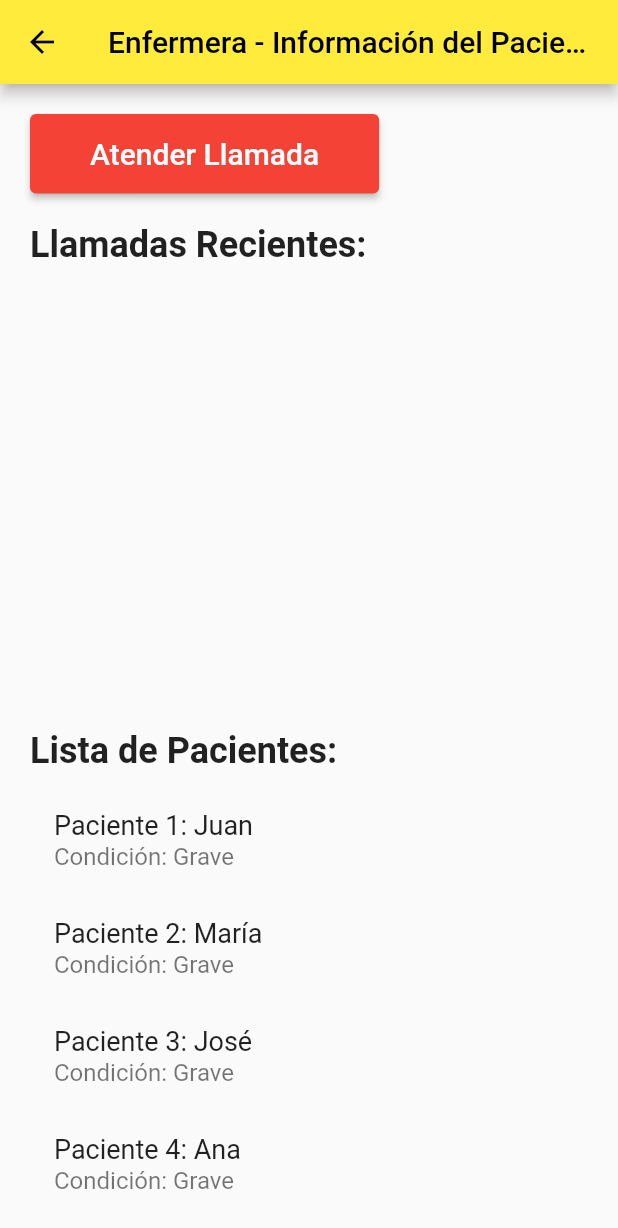
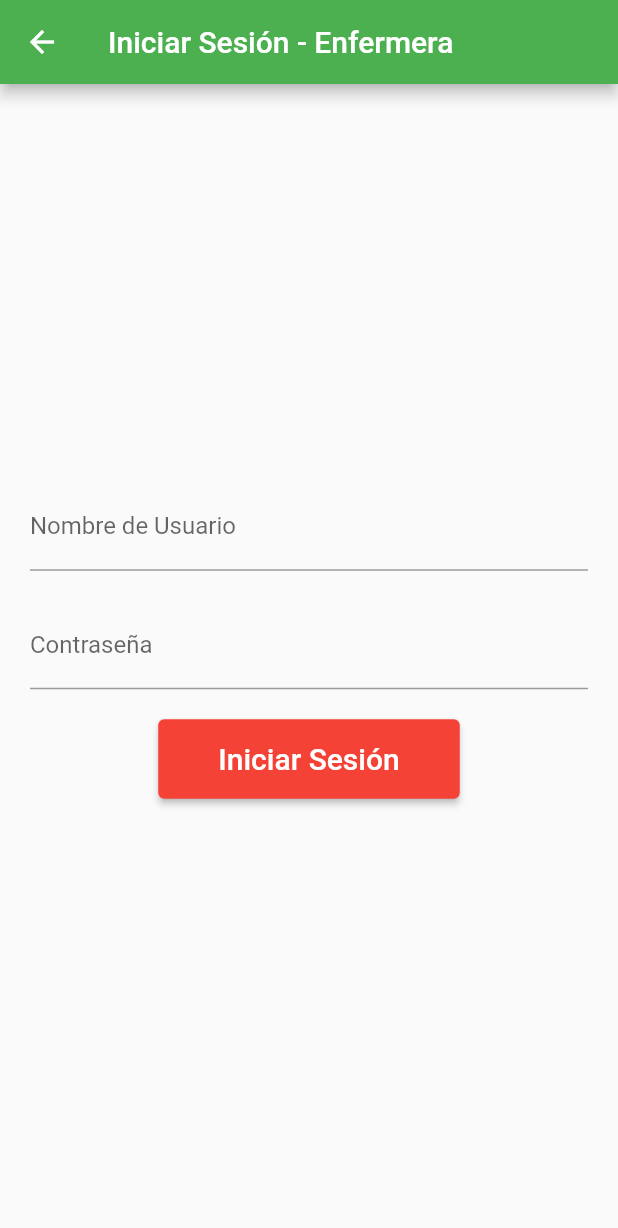
Before and after one commit to manuel2005225/8-camas-, a Flutter app: the screen it shows after launch, after a tap on "Enfermera", on a phone screen of 412 x 824 dp. Shown: the top 1228 px of the screen. Run offline on Flutter 3.47's test engine with Material 2 defaults, Android fonts, the phone set to English and light mode, and no system bars.

Commit message:
version 3

```diff
--- a/flutter_application_app/lib/main.dart
+++ b/flutter_application_app/lib/main.dart
@@ -1,5 +1,5 @@
+import 'package:flutter/material.dart';
 import 'dart:math';
-import 'package:flutter/material.dart';
 
 void main() {
   runApp(MyApp());
@@ -11,7 +11,7 @@ class MyApp extends StatelessWidget {
     return MaterialApp(
       title: 'Hospital App',
       theme: ThemeData(
-        primarySwatch: Colors.yellow,
+        primarySwatch: Colors.green,
         visualDensity: VisualDensity.adaptivePlatformDensity,
       ),
       home: UserTypeSelection(),
@@ -54,7 +54,7 @@ class UserTypeSelection extends StatelessWidget {
               onPressed: () {
                 Navigator.push(
                   context,
-                  MaterialPageRoute(builder: (context) => NurseInterface()),
+                  MaterialPageRoute(builder: (context) => NurseLogin()),
                 );
               },
               child: Text('Enfermera', style: TextStyle(fontSize: 20)),
@@ -95,12 +95,78 @@ class PatientInterface extends StatelessWidget {
   }
 }
 
-class NurseInterface extends StatefulWidget {
+class NurseLogin extends StatefulWidget {
   @override
-  _NurseInterfaceState createState() => _NurseInterfaceState();
+  _NurseLoginState createState() => _NurseLoginState();
 }
 
-class _NurseInterfaceState extends State<NurseInterface> {
+class _NurseLoginState extends State<NurseLogin> {
+  TextEditingController _usernameController = TextEditingController();
+  TextEditingController _passwordController = TextEditingController();
+  String _errorMessage = '';
+
+  void _login() {
+    if (_usernameController.text == 'enfermera_123' &&
+        _passwordController.text == '1234') {
+      Navigator.push(
+        context,
+        MaterialPageRoute(builder: (context) => NurseInterface()),
+      );
+    } else {
+      setState(() {
+        _errorMessage = 'Credenciales inválidas. Inténtelo de nuevo.';
+      });
+    }
+  }
+
+  @override
+  Widget build(BuildContext context) {
+    return Scaffold(
+      appBar: AppBar(
+        title: Text('Iniciar Sesión - Enfermera'),
+      ),
+      body: Padding(
+        padding: EdgeInsets.all(20),
+        child: Column(
+          mainAxisAlignment: MainAxisAlignment.center,
+          children: [
+            TextField(
+              controller: _usernameController,
+              decoration: InputDecoration(
+                labelText: 'Nombre de Usuario',
+              ),
+            ),
+            SizedBox(height: 20),
+            TextField(
+              controller: _passwordController,
+              decoration: InputDecoration(
+                labelText: 'Contraseña',
+              ),
+              obscureText: true,
+            ),
+            SizedBox(height: 20),
+            ElevatedButton(
+              onPressed: _login,
+              style: ElevatedButton.styleFrom(
+                primary: Colors.red,
+                onPrimary: Colors.white,
+                padding: EdgeInsets.symmetric(horizontal: 40, vertical: 15),
+              ),
+              child: Text('Iniciar Sesión', style: TextStyle(fontSize: 20)),
+            ),
+            SizedBox(height: 10),
+            Text(
+              _errorMessage,
+              style: TextStyle(color: Colors.red),
+            ),
+          ],
+        ),
+      ),
+    );
+  }
+}
+
+class NurseInterface extends StatelessWidget {
   final List<Map<String, dynamic>> patients = List.generate(8, (index) {
     List<String> names = [
       'Juan',
@@ -124,22 +190,6 @@ class _NurseInterfaceState extends State<NurseInterface> {
     };
   });
 
-  late List<String> calls;
-  late List<String> patientInfo;
-
-  @override
-  void initState() {
-    super.initState();
-    calls = [];
-    patientInfo = [];
-  }
-
-  String getRandomPatient() {
-    Random random = Random();
-    int index = random.nextInt(patients.length);
-    return patients[index]['name'];
-  }
-
   String _getRandomCondition() {
     Random random = Random();
     List<String> conditions = ['Estable', 'Grave', 'Crítica'];
@@ -147,25 +197,20 @@ class _NurseInterfaceState extends State<NurseInterface> {
     return conditions[index];
   }
 
-  void handleCall() {
-    String callingPatient = getRandomPatient();
-    for (var patient in patients) {
-      if (patient['name'] == callingPatient) {
-        patient['calling'] = true;
-        calls.insert(0, patient['name']);
-        patientInfo.insert(
-            0,
-            "Detalles del paciente: " +
-                patient['name'] +
-                ' - ' +
-                patient['condition']);
-      }
+  List<String> _getRandomCalls() {
+    List<String> randomCalls = [];
+    Random random = Random();
+    for (int i = 0; i < 3; i++) {
+      int index = random.nextInt(patients.length);
+      randomCalls.add(patients[index]['name']);
     }
-    setState(() {});
+    return randomCalls;
   }
 
   @override
   Widget build(BuildContext context) {
+    List<String> calls = _getRandomCalls();
+
     return Scaffold(
       appBar: AppBar(
         title: Text('Enfermera - Información del Paciente'),
@@ -175,38 +220,19 @@ class _NurseInterfaceState extends State<NurseInterface> {
         child: Column(
           crossAxisAlignment: CrossAxisAlignment.start,
           children: [
-            ElevatedButton(
-              onPressed: handleCall,
-              style: ElevatedButton.styleFrom(
-                primary: Colors.red,
-                onPrimary: Colors.white,
-                padding: EdgeInsets.symmetric(horizontal: 40, vertical: 15),
-              ),
-              child: Text('Atender Llamada', style: TextStyle(fontSize: 20)),
-            ),
-            SizedBox(height: 20),
             Text(
               'Llamadas Recientes:',
               style: TextStyle(fontSize: 24, fontWeight: FontWeight.bold),
             ),
             SizedBox(height: 10),
-            Expanded(
-              child: ListView.builder(
-                itemCount: calls.length,
-                itemBuilder: (context, index) {
-                  return ListTile(
-                    title: Text(
-                      calls[index],
-                      style: TextStyle(fontSize: 18),
-                    ),
-                    subtitle: Text(
-                      patientInfo[index],
-                      style: TextStyle(fontSize: 16),
-                    ),
-                  );
-                },
+            for (var call in calls)
+              Padding(
+                padding: EdgeInsets.symmetric(vertical: 5),
+                child: Text(
+                  call,
+                  style: TextStyle(fontSize: 18),
+                ),
               ),
-            ),
             SizedBox(height: 20),
             Text(
               'Lista de Pacientes:',
@@ -224,7 +250,7 @@ class _NurseInterfaceState extends State<NurseInterface> {
                       style: TextStyle(fontSize: 18),
                     ),
                     subtitle: Text(
-                      'Condición: ' + patients[index]['condition'],
+                      'Condición: ${patients[index]['condition']}',
                       style: TextStyle(fontSize: 16),
                     ),
                   );
```
